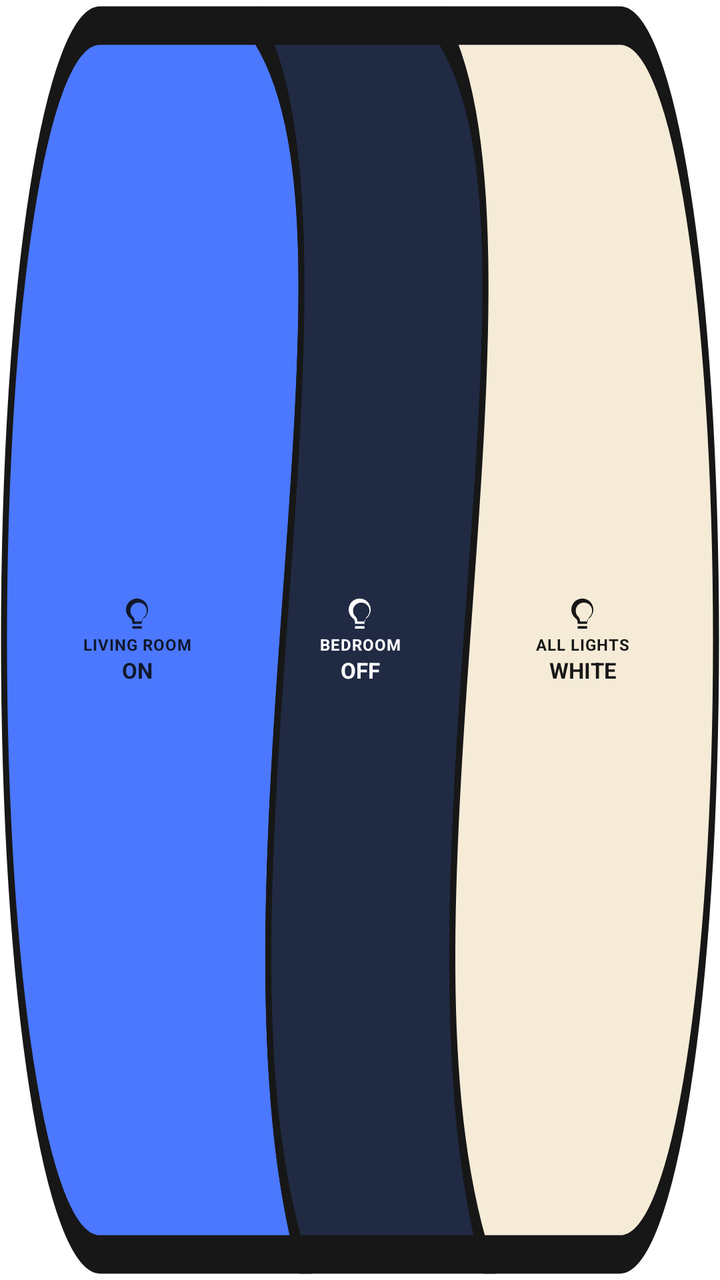
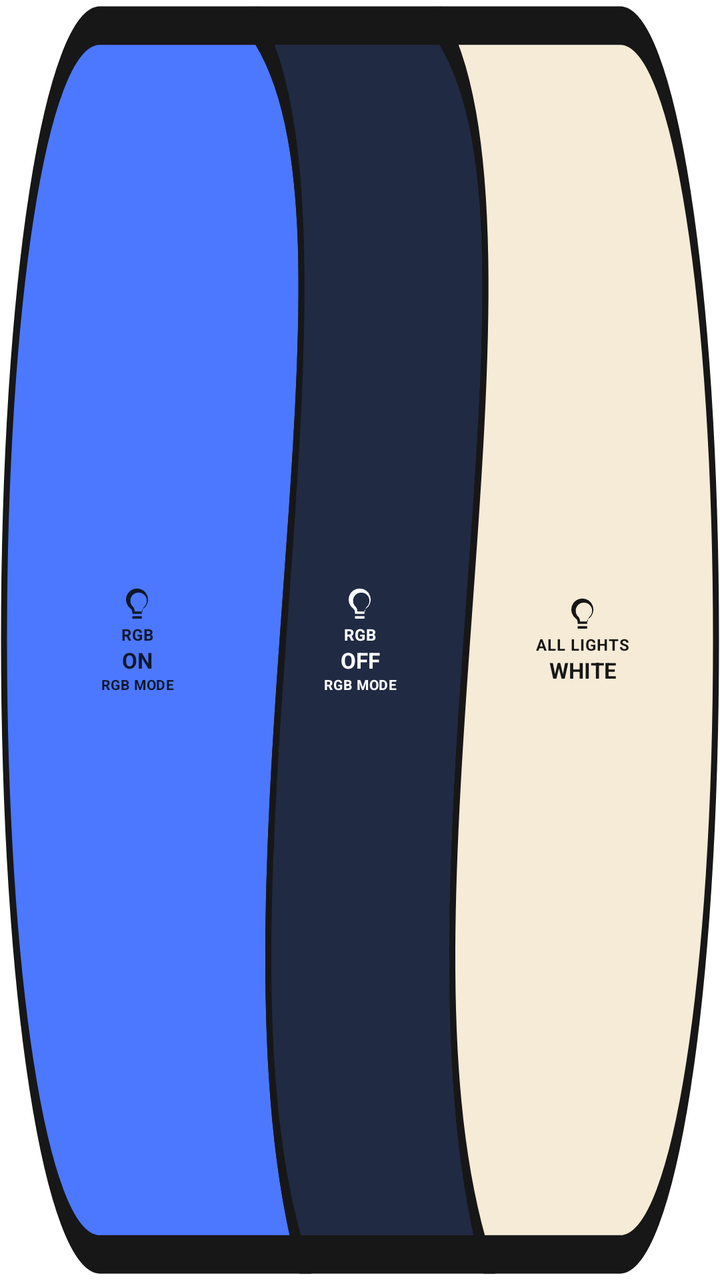

Compare the two renders of this Android layout. The source of the first and the diff that turns it into the second are given below.
<!-- AndroidManifest.xml: fallback theme Theme.MaterialComponents.DayNight.NoActionBar -->
<!-- res/layout/widget_smart_controls_compact.xml -->
<?xml version="1.0" encoding="utf-8"?>
<FrameLayout xmlns:android="http://schemas.android.com/apk/res/android" android:layout_width="match_parent" android:layout_height="match_parent" android:background="@drawable/widget_bridge_cobalt" android:padding="4dp">
    <LinearLayout android:layout_width="match_parent" android:layout_height="match_parent" android:orientation="horizontal" android:gravity="center" android:paddingStart="9dp" android:paddingEnd="9dp">
        <LinearLayout android:id="@+id/widget_light_on" android:layout_width="0dp" android:layout_height="match_parent" android:layout_weight="1" android:orientation="vertical" android:gravity="center" android:clickable="true" android:focusable="true" android:background="@android:color/transparent" android:contentDescription="LIVING ROOM ON">
            <ImageView android:layout_width="19dp" android:layout_height="19dp" android:src="@drawable/ic_widget_bulb" android:tint="#10172A" android:contentDescription="@null" />
            <TextView android:layout_width="match_parent" android:layout_height="wrap_content" android:gravity="center" android:singleLine="true" android:ellipsize="end" android:text="LIVING ROOM" android:textColor="#10172A" android:textSize="8sp" android:textStyle="bold" android:letterSpacing="0.04" />
            <TextView android:layout_width="match_parent" android:layout_height="wrap_content" android:gravity="center" android:text="ON" android:textColor="#10172A" android:textSize="11sp" android:textStyle="bold" />
        </LinearLayout>
        <LinearLayout android:id="@+id/widget_light_off" android:layout_width="0dp" android:layout_height="match_parent" android:layout_weight="1" android:orientation="vertical" android:gravity="center" android:clickable="true" android:focusable="true" android:background="@android:color/transparent" android:contentDescription="BEDROOM OFF">
            <ImageView android:layout_width="19dp" android:layout_height="19dp" android:src="@drawable/ic_widget_bulb" android:tint="#FFFFFF" android:contentDescription="@null" />
            <TextView android:layout_width="match_parent" android:layout_height="wrap_content" android:gravity="center" android:singleLine="true" android:ellipsize="end" android:text="BEDROOM" android:textColor="#FFFFFF" android:textSize="8sp" android:textStyle="bold" android:letterSpacing="0.04" />
            <TextView android:layout_width="match_parent" android:layout_height="wrap_content" android:gravity="center" android:text="OFF" android:textColor="#FFFFFF" android:textSize="11sp" android:textStyle="bold" />
        </LinearLayout>
        <LinearLayout android:id="@+id/widget_light_white" android:layout_width="0dp" android:layout_height="match_parent" android:layout_weight="1" android:orientation="vertical" android:gravity="center" android:clickable="true" android:focusable="true" android:background="@android:color/transparent" android:contentDescription="ALL LIGHTS WHITE">
            <ImageView android:layout_width="19dp" android:layout_height="19dp" android:src="@drawable/ic_widget_bulb" android:tint="#171717" android:contentDescription="@null" />
            <TextView android:layout_width="match_parent" android:layout_height="wrap_content" android:gravity="center" android:singleLine="true" android:ellipsize="end" android:text="ALL LIGHTS" android:textColor="#171717" android:textSize="8sp" android:textStyle="bold" android:letterSpacing="0.04" />
            <TextView android:layout_width="match_parent" android:layout_height="wrap_content" android:gravity="center" android:text="WHITE" android:textColor="#171717" android:textSize="11sp" android:textStyle="bold" />
        </LinearLayout>
    </LinearLayout>
</FrameLayout>
<!-- resources referenced by this layout -->
<resources>
  <!-- drawable ic_widget_bulb (drawable) -->
  <?xml version="1.0" encoding="utf-8"?>
  <vector xmlns:android="http://schemas.android.com/apk/res/android" android:width="24dp" android:height="24dp" android:viewportWidth="24" android:viewportHeight="24">
      <path android:fillColor="#FF000000" android:pathData="M9,21h6v-1.5H9V21zM12,2a7,7 0,0 0,-4.1 12.67c0.67,0.49 1.1,1.2 1.1,2.08V18h6v-1.25c0,-0.88 0.43,-1.59 1.1,-2.08A7,7 0,0 0,12 2zM13.5,16.5h-3v-0.3c0,-1.35 -0.65,-2.57 -1.7,-3.35A5.2,5.2 0,1 1,17.2 12.85c-1.05,0.78 -1.7,2 -1.7,3.35v0.3z" />
  </vector>
  <!-- drawable widget_bridge_cobalt (drawable) -->
  <?xml version="1.0" encoding="utf-8"?>
  <vector xmlns:android="http://schemas.android.com/apk/res/android" android:width="360dp" android:height="100dp" android:viewportWidth="360" android:viewportHeight="100">
      <path android:fillColor="#4B78FF" android:strokeColor="#171717" android:strokeWidth="3" android:pathData="M50,2 H128 C190,18 100,70 150,98 H50 C23,98 2,77 2,50 C2,23 23,2 50,2 Z" />
      <path android:fillColor="#202A43" android:strokeColor="#171717" android:strokeWidth="3" android:pathData="M128,2 H220 C282,18 192,70 242,98 H150 C100,70 190,18 128,2 Z" />
      <path android:fillColor="#F5EBD7" android:strokeColor="#171717" android:strokeWidth="3" android:pathData="M220,2 H310 C337,2 358,23 358,50 C358,77 337,98 310,98 H242 C192,70 282,18 220,2 Z" />
  </vector>
</resources>

<!-- the commit's change to res/layout/widget_smart_controls_compact.xml (unified diff, before → after) -->
@@ -1,15 +1,17 @@
 <?xml version="1.0" encoding="utf-8"?>
 <FrameLayout xmlns:android="http://schemas.android.com/apk/res/android" android:layout_width="match_parent" android:layout_height="match_parent" android:background="@drawable/widget_bridge_cobalt" android:padding="4dp">
     <LinearLayout android:layout_width="match_parent" android:layout_height="match_parent" android:orientation="horizontal" android:gravity="center" android:paddingStart="9dp" android:paddingEnd="9dp">
-        <LinearLayout android:id="@+id/widget_light_on" android:layout_width="0dp" android:layout_height="match_parent" android:layout_weight="1" android:orientation="vertical" android:gravity="center" android:clickable="true" android:focusable="true" android:background="@android:color/transparent" android:contentDescription="LIVING ROOM ON">
+        <LinearLayout android:id="@+id/widget_light_on" android:layout_width="0dp" android:layout_height="match_parent" android:layout_weight="1" android:orientation="vertical" android:gravity="center" android:clickable="true" android:focusable="true" android:background="@android:color/transparent" android:contentDescription="RGB ON">
             <ImageView android:layout_width="19dp" android:layout_height="19dp" android:src="@drawable/ic_widget_bulb" android:tint="#10172A" android:contentDescription="@null" />
-            <TextView android:layout_width="match_parent" android:layout_height="wrap_content" android:gravity="center" android:singleLine="true" android:ellipsize="end" android:text="LIVING ROOM" android:textColor="#10172A" android:textSize="8sp" android:textStyle="bold" android:letterSpacing="0.04" />
+            <TextView android:layout_width="match_parent" android:layout_height="wrap_content" android:gravity="center" android:singleLine="true" android:ellipsize="end" android:text="RGB" android:textColor="#10172A" android:textSize="8sp" android:textStyle="bold" android:letterSpacing="0.04" />
             <TextView android:layout_width="match_parent" android:layout_height="wrap_content" android:gravity="center" android:text="ON" android:textColor="#10172A" android:textSize="11sp" android:textStyle="bold" />
+            <TextView android:layout_width="match_parent" android:layout_height="wrap_content" android:gravity="center" android:singleLine="true" android:text="RGB MODE" android:textColor="#10172A" android:textSize="7sp" android:textStyle="bold" android:letterSpacing="0.04" />
         </LinearLayout>
-        <LinearLayout android:id="@+id/widget_light_off" android:layout_width="0dp" android:layout_height="match_parent" android:layout_weight="1" android:orientation="vertical" android:gravity="center" android:clickable="true" android:focusable="true" android:background="@android:color/transparent" android:contentDescription="BEDROOM OFF">
+        <LinearLayout android:id="@+id/widget_light_off" android:layout_width="0dp" android:layout_height="match_parent" android:layout_weight="1" android:orientation="vertical" android:gravity="center" android:clickable="true" android:focusable="true" android:background="@android:color/transparent" android:contentDescription="RGB OFF">
             <ImageView android:layout_width="19dp" android:layout_height="19dp" android:src="@drawable/ic_widget_bulb" android:tint="#FFFFFF" android:contentDescription="@null" />
-            <TextView android:layout_width="match_parent" android:layout_height="wrap_content" android:gravity="center" android:singleLine="true" android:ellipsize="end" android:text="BEDROOM" android:textColor="#FFFFFF" android:textSize="8sp" android:textStyle="bold" android:letterSpacing="0.04" />
+            <TextView android:layout_width="match_parent" android:layout_height="wrap_content" android:gravity="center" android:singleLine="true" android:ellipsize="end" android:text="RGB" android:textColor="#FFFFFF" android:textSize="8sp" android:textStyle="bold" android:letterSpacing="0.04" />
             <TextView android:layout_width="match_parent" android:layout_height="wrap_content" android:gravity="center" android:text="OFF" android:textColor="#FFFFFF" android:textSize="11sp" android:textStyle="bold" />
+            <TextView android:layout_width="match_parent" android:layout_height="wrap_content" android:gravity="center" android:singleLine="true" android:text="RGB MODE" android:textColor="#FFFFFF" android:textSize="7sp" android:textStyle="bold" android:letterSpacing="0.04" />
         </LinearLayout>
         <LinearLayout android:id="@+id/widget_light_white" android:layout_width="0dp" android:layout_height="match_parent" android:layout_weight="1" android:orientation="vertical" android:gravity="center" android:clickable="true" android:focusable="true" android:background="@android:color/transparent" android:contentDescription="ALL LIGHTS WHITE">
             <ImageView android:layout_width="19dp" android:layout_height="19dp" android:src="@drawable/ic_widget_bulb" android:tint="#171717" android:contentDescription="@null" />
